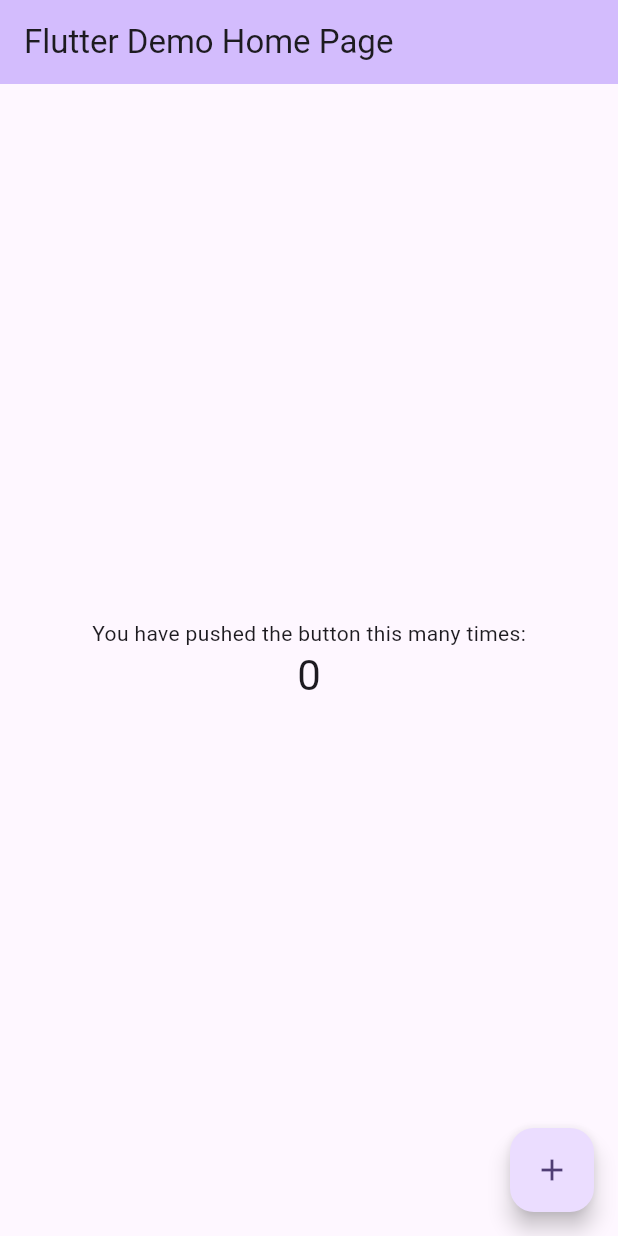
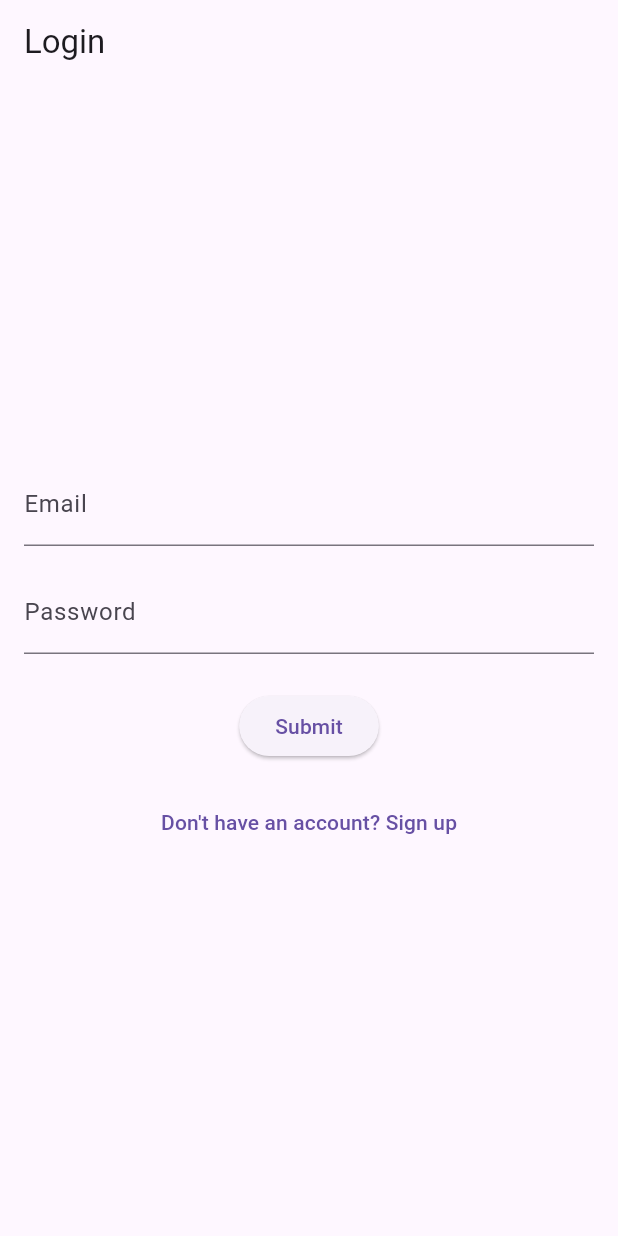
Before and after one commit to TizianoAlbore/pswmanager, a Flutter app: the screen it shows after launch, on a phone screen of 412 x 824 dp. Run offline on Flutter 3.47's test engine with Material 3 defaults, Android fonts, the light colour scheme and no system bars.

Commit message:
Login, Signup and Dashboard

```diff
--- a/pw_frontend/lib/main.dart
+++ b/pw_frontend/lib/main.dart
@@ -1,125 +1,25 @@
 import 'package:flutter/material.dart';
+import 'pages/login.dart';
+import 'pages/dashboard.dart';
+import 'pages/signup.dart';
 
 void main() {
-  runApp(const MyApp());
+  runApp(MyApp());
 }
 
 class MyApp extends StatelessWidget {
-  const MyApp({super.key});
-
-  // This widget is the root of your application.
   @override
   Widget build(BuildContext context) {
     return MaterialApp(
-      title: 'Push Test',
-      theme: ThemeData(
-        // This is the theme of your application.
-        //
-        // TRY THIS: Try running your application with "flutter run". You'll see
-        // the application has a purple toolbar. Then, without quitting the app,
-        // try changing the seedColor in the colorScheme below to Colors.green
-        // and then invoke "hot reload" (save your changes or press the "hot
-        // reload" button in a Flutter-supported IDE, or press "r" if you used
-        // the command line to start the app).
-        //
-        // Notice that the counter didn't reset back to zero; the application
-        // state is not lost during the reload. To reset the state, use hot
-        // restart instead.
-        //
-        // This works for code too, not just values: Most code changes can be
-        // tested with just a hot reload.
-        colorScheme: ColorScheme.fromSeed(seedColor: Colors.deepPurple),
-        useMaterial3: true,
-      ),
-      home: const MyHomePage(title: 'Flutter Demo Home Page'),
+      title: 'Password Manager',
+      theme: ThemeData(primarySwatch: Colors.blue),
+      initialRoute: '/',
+      routes: {
+        '/': (context) => LoginPage(),
+        '/login': (context) => LoginPage(),
+        '/dashboard': (context) => DashboardPage(),
+        '/signup': (context) => SignupPage()
+      },
     );
   }
 }
-
-class MyHomePage extends StatefulWidget {
-  const MyHomePage({super.key, required this.title});
-
-  // This widget is the home page of your application. It is stateful, meaning
-  // that it has a State object (defined below) that contains fields that affect
-  // how it looks.
-
-  // This class is the configuration for the state. It holds the values (in this
-  // case the title) provided by the parent (in this case the App widget) and
-  // used by the build method of the State. Fields in a Widget subclass are
-  // always marked "final".
-
-  final String title;
-
-  @override
-  State<MyHomePage> createState() => _MyHomePageState();
-}
-
-class _MyHomePageState extends State<MyHomePage> {
-  int _counter = 0;
-
-  void _incrementCounter() {
-    setState(() {
-      // This call to setState tells the Flutter framework that something has
-      // changed in this State, which causes it to rerun the build method below
-      // so that the display can reflect the updated values. If we changed
-      // _counter without calling setState(), then the build method would not be
-      // called again, and so nothing would appear to happen.
-      _counter++;
-    });
-  }
-
-  @override
-  Widget build(BuildContext context) {
-    // This method is rerun every time setState is called, for instance as done
-    // by the _incrementCounter method above.
-    //
-    // The Flutter framework has been optimized to make rerunning build methods
-    // fast, so that you can just rebuild anything that needs updating rather
-    // than having to individually change instances of widgets.
-    return Scaffold(
-      appBar: AppBar(
-        // TRY THIS: Try changing the color here to a specific color (to
-        // Colors.amber, perhaps?) and trigger a hot reload to see the AppBar
-        // change color while the other colors stay the same.
-        backgroundColor: Theme.of(context).colorScheme.inversePrimary,
-        // Here we take the value from the MyHomePage object that was created by
-        // the App.build method, and use it to set our appbar title.
-        title: Text(widget.title),
-      ),
-      body: Center(
-        // Center is a layout widget. It takes a single child and positions it
-        // in the middle of the parent.
-        child: Column(
-          // Column is also a layout widget. It takes a list of children and
-          // arranges them vertically. By default, it sizes itself to fit its
-          // children horizontally, and tries to be as tall as its parent.
-          //
-          // Column has various properties to control how it sizes itself and
-          // how it positions its children. Here we use mainAxisAlignment to
-          // center the children vertically; the main axis here is the vertical
-          // axis because Columns are vertical (the cross axis would be
-          // horizontal).
-          //
-          // TRY THIS: Invoke "debug painting" (choose the "Toggle Debug Paint"
-          // action in the IDE, or press "p" in the console), to see the
-          // wireframe for each widget.
-          mainAxisAlignment: MainAxisAlignment.center,
-          children: <Widget>[
-            const Text(
-              'You have pushed the button this many times:',
-            ),
-            Text(
-              '$_counter',
-              style: Theme.of(context).textTheme.headlineMedium,
-            ),
-          ],
-        ),
-      ),
-      floatingActionButton: FloatingActionButton(
-        onPressed: _incrementCounter,
-        tooltip: 'Increment',
-        child: const Icon(Icons.add),
-      ), // This trailing comma makes auto-formatting nicer for build methods.
-    );
-  }
-}
--- /dev/null
+++ b/pw_frontend/lib/pages/login.dart
@@ -0,0 +1,110 @@
+import 'package:flutter/material.dart';
+
+class LoginPage extends StatefulWidget {
+  @override
+  _LoginPageState createState() => _LoginPageState();
+}
+
+class _LoginPageState extends State<LoginPage> {
+  // Chiave del form per la validazione
+  final _formKey = GlobalKey<FormState>();
+
+  // Controller per i campi di input email e password
+  final _emailController = TextEditingController();
+  final _passwordController = TextEditingController();
+
+  // Funzione di login che viene eseguita quando l'utente preme il pulsante di login
+  void _login() {
+    // Verifica se il form è valido
+    if (_formKey.currentState?.validate() ?? false) {
+      // Se valido, naviga alla pagina dashboard
+      Navigator.pushReplacementNamed(context, '/dashboard');
+    }
+  }
+
+  // Funzione per navigare alla pagina di registrazione
+  void _navigateToSignup() {
+    Navigator.pushReplacementNamed(context, '/signup');
+  }
+
+  @override
+  Widget build(BuildContext context) {
+    return Scaffold(
+      appBar: AppBar(
+        // Titolo della barra in alto
+        title: Text('Login'),
+      ),
+      body: Padding(
+        padding: const EdgeInsets.all(16.0),
+        child: Form(
+          // Associa la chiave al form
+          key: _formKey,
+          child: Column(
+            mainAxisAlignment: MainAxisAlignment.center,
+            children: [
+              // Campo di testo per l'email
+              TextFormField(
+                controller: _emailController,
+                decoration: InputDecoration(labelText: 'Email'),
+                keyboardType: TextInputType.emailAddress,
+                // Validatore per verificare che l'email sia inserita correttamente
+                validator: (value) {
+                  if (value == null || value.isEmpty) {
+                    return 'Insert an email';
+                  }
+                  // Verifica se l'email ha un formato valido
+                  if (!RegExp(r'^[^@]+@[^@]+\.[^@]+').hasMatch(value)) {
+                    return 'Insert a valid email';
+                  }
+                  return null;
+                },
+              ),
+              SizedBox(height: 16), // Spazio tra i campi
+
+              // Campo di testo per la password
+              TextFormField(
+                controller: _passwordController,
+                decoration: InputDecoration(labelText: 'Password'),
+                obscureText: true, // Nasconde il testo per la privacy
+                // Validatore per la password
+                validator: (value) {
+                  if (value == null || value.isEmpty) {
+                    return 'Insert password';
+                  }
+                  // Controlla che la password sia di almeno 6 caratteri
+                  if (value.length < 6) {
+                    return 'Password should be at least 6 characters long';
+                  }
+                  return null;
+                },
+              ),
+              SizedBox(height: 24), // Spazio tra i campi e il bottone
+
+              // Pulsante di login
+              ElevatedButton(
+                onPressed: _login, // Chiamata alla funzione di login
+                child: Text('Submit'),
+              ),
+
+              SizedBox(height: 16), // Spazio tra i pulsanti
+
+              // Pulsante per navigare alla pagina di registrazione
+              TextButton(
+                onPressed: _navigateToSignup, // Chiamata alla funzione di navigazione a signup
+                child: Text('Don\'t have an account? Sign up'),
+              ),
+            ],
+          ),
+        ),
+      ),
+    );
+  }
+
+  @override
+  void dispose() {
+    // Libera le risorse dei controller quando il widget viene rimosso
+    _emailController.dispose();
+    _passwordController.dispose();
+    super.dispose();
+  }
+}
```
Also changed, not shown: pw_frontend/lib/pages/dashboard.dart (added, +24 -0 lines), pw_frontend/lib/pages/signup.dart (added, +127 -0 lines).
